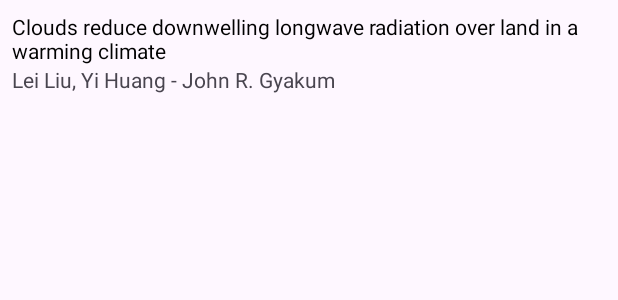
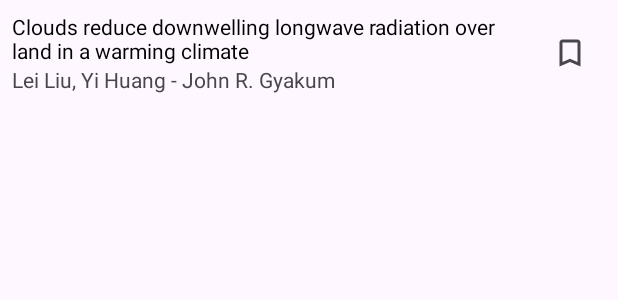
Before and after one commit to moclam1905/AndroidEssentialsGuide, an Android app: the layout list_item_article.xml on its own in the app's theme, with its tools: preview values and no code run, on a phone screen of 412 x 824 dp. Shown: the top 300 px of the screen. Run offline under Robolectric (Android 15) with nearby library versions, the phone set to English and light mode, and no system bars.

Commit message:
Add bookmarking functionality to articles with UI updates

```diff
--- a/app/src/main/java/com/nguyenmoclam/androidessentialsguide/articlelist/ArticleClickListener.kt
+++ b/app/src/main/java/com/nguyenmoclam/androidessentialsguide/articlelist/ArticleClickListener.kt
@@ -4,4 +4,6 @@ import com.nguyenmoclam.androidessentialsguide.models.Article
 
 interface ArticleClickListener {
     fun onArticleClicked(article: Article)
+
+    fun onBookmarkClicked(article: Article)
 }
--- a/app/src/main/java/com/nguyenmoclam/androidessentialsguide/articlelist/ArticleListFragment.kt
+++ b/app/src/main/java/com/nguyenmoclam/androidessentialsguide/articlelist/ArticleListFragment.kt
@@ -69,6 +69,10 @@ class ArticleListFragment : Fragment(), ArticleClickListener {
         startActivity(intent)
     }
 
+    override fun onBookmarkClicked(article: Article) {
+        viewModel.bookmarkClicked(article)
+    }
+
     private fun subscribeToViewModel() {
         viewModel.state.observe(viewLifecycleOwner) { viewState ->
             displayViewState(viewState)
--- a/app/src/main/java/com/nguyenmoclam/androidessentialsguide/models/Article.kt
+++ b/app/src/main/java/com/nguyenmoclam/androidessentialsguide/models/Article.kt
@@ -6,4 +6,5 @@ data class Article(
     val htmlTitle: HtmlString = HtmlString(""),
     val authorName: String = "",
     val url: String = "",
+    val bookmark: Boolean = false,
 )
--- /dev/null
+++ b/app/src/main/res/drawable/ic_bookmark_unselected.xml
@@ -0,0 +1,10 @@
+<vector xmlns:android="http://schemas.android.com/apk/res/android"
+    android:width="24dp"
+    android:height="24dp"
+    android:viewportWidth="24"
+    android:viewportHeight="24"
+    android:tint="?attr/colorControlNormal">
+    <path
+        android:fillColor="@android:color/white"
+        android:pathData="M17,3L7,3c-1.1,0 -1.99,0.9 -1.99,2L5,21l7,-3 7,3L19,5c0,-1.1 -0.9,-2 -2,-2zM17,18l-5,-2.18L7,18L7,5h10v13z"/>
+</vector>
--- a/app/src/main/res/layout/list_item_article.xml
+++ b/app/src/main/res/layout/list_item_article.xml
@@ -14,7 +14,7 @@
         android:layout_width="0dp"
         android:layout_height="wrap_content"
         android:textColor="@android:color/black"
-        app:layout_constraintEnd_toEndOf="parent"
+        app:layout_constraintEnd_toStartOf="@id/bookmark_button"
         app:layout_constraintStart_toStartOf="parent"
         app:layout_constraintTop_toTopOf="parent"
         tools:text="Clouds reduce downwelling longwave radiation over land in a warming climate" />
@@ -23,9 +23,23 @@
         android:id="@+id/article_author"
         android:layout_width="0dp"
         android:layout_height="wrap_content"
-        app:layout_constraintEnd_toEndOf="parent"
+        app:layout_constraintEnd_toEndOf="@id/bookmark_button"
         app:layout_constraintStart_toStartOf="parent"
         app:layout_constraintTop_toBottomOf="@id/article_title"
         tools:text="Lei Liu, Yi Huang - John R. Gyakum" />
 
+
+    <ImageView
+        android:id="@+id/bookmark_button"
+        android:layout_width="@dimen/bookmark_icon_size"
+        android:layout_height="@dimen/bookmark_icon_size"
+        android:clickable="true"
+        android:contentDescription="@string/bookmark_article"
+        android:focusable="true"
+        android:scaleType="center"
+        android:src="@drawable/ic_bookmark_unselected"
+        app:layout_constraintBottom_toBottomOf="parent"
+        app:layout_constraintEnd_toEndOf="parent"
+        app:layout_constraintTop_toTopOf="parent" />
+
 </androidx.constraintlayout.widget.ConstraintLayout>
--- a/app/src/main/res/values/dimens.xml
+++ b/app/src/main/res/values/dimens.xml
@@ -1,3 +1,4 @@
 <resources>
     <dimen name="fab_margin">16dp</dimen>
+    <dimen name="bookmark_icon_size">48dp</dimen>
 </resources>
--- a/app/src/main/res/values/strings.xml
+++ b/app/src/main/res/values/strings.xml
@@ -8,5 +8,5 @@
     <string name="by_author">By %s</string>
     <string name="fetch_error_msg">Some error occurred while fetching articles.</string>
     <string name="retry">Retry</string>
-
+    <string name="bookmark_article">Bookmark Article</string>
 </resources>
```
Also changed, not shown: app/src/main/java/com/nguyenmoclam/androidessentialsguide/articlelist/ArticleAdapter.kt (+16 -1 lines), app/src/main/java/com/nguyenmoclam/androidessentialsguide/articlelist/ArticleListViewModel.kt (+18 -2 lines), app/src/main/res/drawable/ic_bookmark_selected.xml (added, +10 -0 lines).
